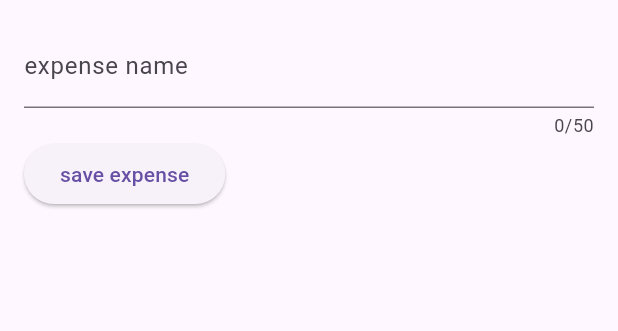
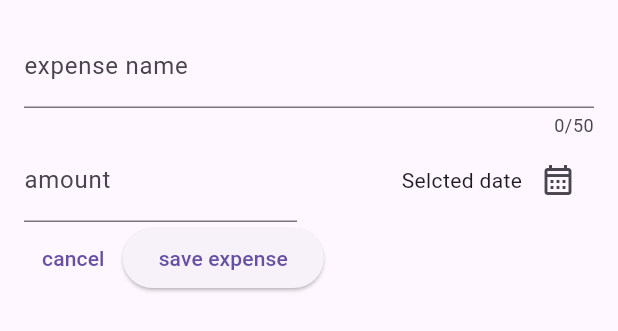
Before and after one commit to NouranAlSharawneh/expense_tracker_mobile_app, a Flutter app: the NewExpense widget shown alone on an empty page, opened directly, on a phone screen of 412 x 824 dp. Shown: the top 331 px of the screen. Run offline on Flutter 3.47's test engine with Material 3 defaults, Android fonts, the phone set to English and light mode, and no system bars.

Commit message:
working on the form

```diff
--- a/lib/widgets/new_expense.dart
+++ b/lib/widgets/new_expense.dart
@@ -9,12 +9,26 @@ class NewExpense extends StatefulWidget {
 
 class _NewExpenseState extends State<NewExpense> {
   final _titleController = TextEditingController();
+  final _amountController = TextEditingController();
 
   @override
   void dispose() {
     // TODO: implement dispose
     _titleController.dispose();
+    _amountController.dispose();
     super.dispose();
+
+  }
+
+  void _showDatePicker() {
+    final now = DateTime.now();
+    final firstDate = DateTime(now.year - 1, now.month, now.day);
+    showDatePicker(
+      context: context,
+      initialDate: now,
+      firstDate: firstDate,
+      lastDate: now
+    );
   }
 
   @override
@@ -31,14 +45,50 @@ class _NewExpenseState extends State<NewExpense> {
               label: Text('expense name')
             ),
           ),
+
           Row(
             children: [
+              Expanded(
+                child: TextField(
+                  controller: _amountController,
+                  keyboardType: TextInputType.number,
+                  decoration: const InputDecoration(
+                    prefixText: '\$ ',
+                    label: Text('amount')
+                  ),
+                )
+              ),
+              const SizedBox(width: 16,),
+              Expanded(
+                child: Row(
+                  mainAxisAlignment: MainAxisAlignment.end,
+                  crossAxisAlignment: CrossAxisAlignment.center,
+                  children: [
+                    const Text('Selcted date'),
+                    IconButton(
+                      onPressed: _showDatePicker,
+                      icon: const Icon(Icons.calendar_month_outlined),
+                    )
+                  ],
+                )
+              )
+            ],
+          ),
+          Row(
+            children: [
+              TextButton(
+                onPressed: () {
+                  Navigator.pop(context);
+                },
+                child: const Text('cancel')
+              ),
               ElevatedButton(
                 onPressed: () {
                   print(_titleController.text);
+                  print(_amountController.text);
                 },
                 child: const Text('save expense'),
-              )
+              ),
             ],
           )
         ]
```
